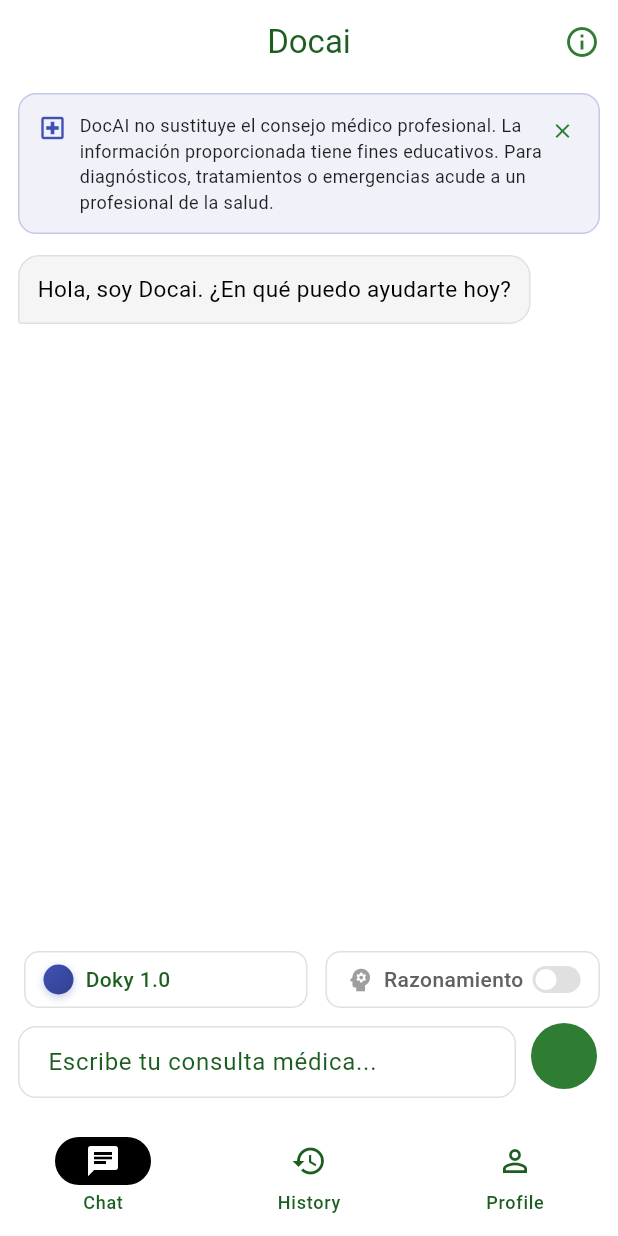
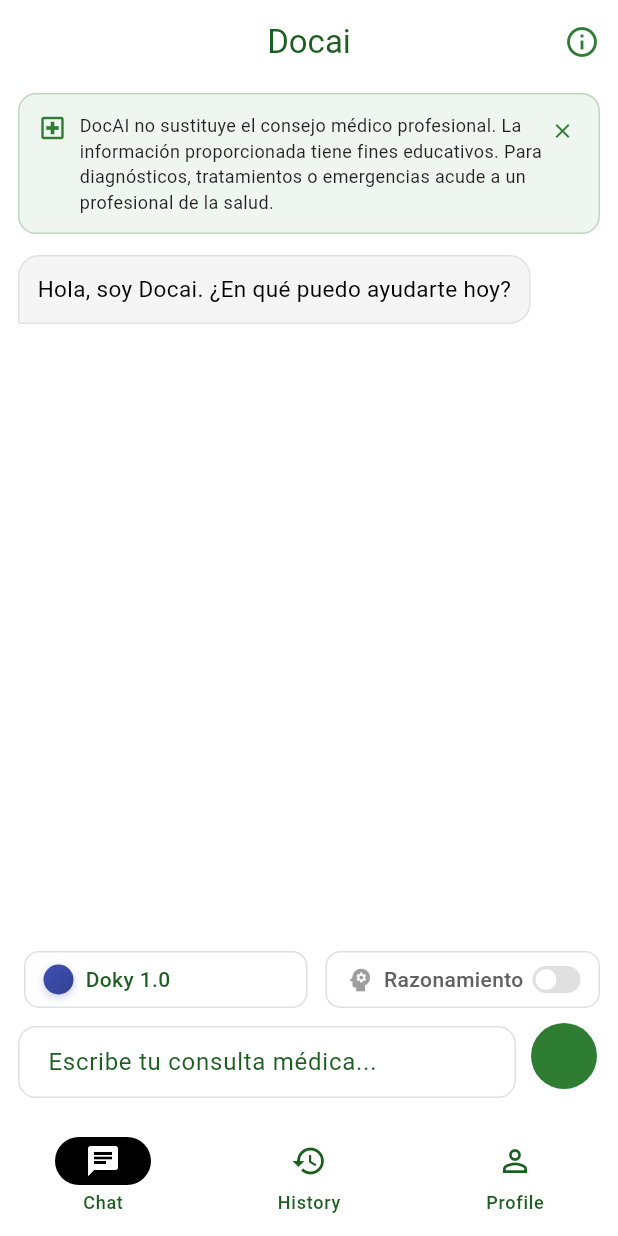
Before and after one commit to oriolgds/docai, a Flutter app: the screen it shows once a user with an empty profile is signed in, on a phone screen of 412 x 824 dp. Run offline on Flutter 3.47's test engine with Material 3 defaults, Android fonts, the phone set to English and light mode, and no system bars; drawn by our look-alikes of flutter_markdown; our stand-ins replace app_links, firebase_core, firebase_crashlytics, flutter_dotenv, google_sign_in, shared_preferences and 1 more; missing offline and left inert: dart:js_interop; accounts and stored records are empty; generated files the repository leaves out were written again.

Commit message:
feat: Update chat screen to use green health theme
- Replace hardcoded blue colors with theme-based green colors
- Update disclaimer and warning cards to use primary green
- Apply consistent green color scheme throughout UI elements
- Improve visual coherence with health/medical branding
- Maintain accessibility and readability standards

```diff
--- a/lib/screens/home/chat_screen.dart
+++ b/lib/screens/home/chat_screen.dart
@@ -11,6 +11,7 @@ import '../../models/chat_conversation.dart';
 import '../../models/user_preferences.dart';
 import '../../config/openrouter_config.dart';
 import '../../services/supabase_service.dart';
+import '../../theme/app_theme.dart';
 
 import 'personalization_screen.dart';
 import 'history_screen.dart';
@@ -343,9 +344,9 @@ class _ChatScreenState extends State<ChatScreen> {
 
       if (mounted) {
         ScaffoldMessenger.of(context).showSnackBar(
-          const SnackBar(
-            content: Text('Historial eliminado correctamente'),
-            backgroundColor: Colors.green,
+          SnackBar(
+            content: const Text('Historial eliminado correctamente'),
+            backgroundColor: Theme.of(context).colorScheme.primary,
           ),
         );
       }
@@ -544,7 +545,7 @@ class _ChatScreenState extends State<ChatScreen> {
                             gradient: LinearGradient(
                               colors: [
                                 brandColor(_selectedProfile.brand),
-                                Color.lerp(brandColor(_selectedProfile.brand), Colors.black, 0.2)!,
+                                Color.lerp(brandColor(_selectedProfile.brand), AppTheme.darkGreen, 0.2)!,
                               ],
                               begin: Alignment.topLeft,
                               end: Alignment.bottomRight,
@@ -572,7 +573,6 @@ class _ChatScreenState extends State<ChatScreen> {
                       Switch(
                         value: tempReasoning,
                         onChanged: (value) => setState(() => tempReasoning = value),
-                        activeColor: brandColor(_selectedProfile.brand),
                       ),
                     ],
                   ),
@@ -697,9 +697,9 @@ class _ChatScreenState extends State<ChatScreen> {
 
       if (mounted) {
         ScaffoldMessenger.of(context).showSnackBar(
-          const SnackBar(
-            content: Text('Sincronización completada'),
-            backgroundColor: Colors.green,
+          SnackBar(
+            content: const Text('Sincronización completada'),
+            backgroundColor: Theme.of(context).colorScheme.primary,
           ),
         );
       }
@@ -733,6 +733,7 @@ class _ChatScreenState extends State<ChatScreen> {
 
   @override
   Widget build(BuildContext context) {
+    final theme = Theme.of(context);
     final accent = brandColor(_selectedProfile.brand);
 
     return Scaffold(
@@ -797,14 +798,14 @@ class _ChatScreenState extends State<ChatScreen> {
                       margin: const EdgeInsets.fromLTRB(0, 0, 0, 8),
                       padding: const EdgeInsets.all(12),
                       decoration: BoxDecoration(
-                        color: accent.withOpacity(0.08),
+                        color: theme.colorScheme.primary.withOpacity(0.08),
                         borderRadius: BorderRadius.circular(12),
-                        border: Border.all(color: accent.withOpacity(0.25)),
+                        border: Border.all(color: theme.colorScheme.primary.withOpacity(0.25)),
                       ),
                       child: Row(
                         crossAxisAlignment: CrossAxisAlignment.start,
                         children: [
-                          Icon(Icons.local_hospital_outlined, color: accent, size: 20),
+                          Icon(Icons.local_hospital_outlined, color: theme.colorScheme.primary, size: 20),
                           const SizedBox(width: 8),
                           Expanded(
                             child: Text(
@@ -836,26 +837,26 @@ class _ChatScreenState extends State<ChatScreen> {
                       padding: const EdgeInsets.all(14),
                       decoration: BoxDecoration(
                         gradient: LinearGradient(
-                          colors: [Colors.blue.shade50, Colors.blue.shade100],
+                          colors: [theme.colorScheme.primary.withOpacity(0.1), theme.colorScheme.primary.withOpacity(0.2)],
                           begin: Alignment.topLeft,
                           end: Alignment.bottomRight,
                         ),
                         borderRadius: BorderRadius.circular(12),
-                        border: Border.all(color: Colors.blue.shade300),
+                        border: Border.all(color: theme.colorScheme.primary.withOpacity(0.3)),
                       ),
                       child: Column(
                         crossAxisAlignment: CrossAxisAlignment.start,
                         children: [
                           Row(
                             children: [
-                              Icon(Icons.tune, color: Colors.blue.shade700, size: 20),
+                              Icon(Icons.tune, color: theme.colorScheme.primary, size: 20),
                               const SizedBox(width: 8),
                               Text(
                                 'Personaliza tu experiencia',
                                 style: TextStyle(
                                   fontSize: 14,
                                   fontWeight: FontWeight.bold,
-                                  color: Colors.blue.shade700,
+                                  color: theme.colorScheme.primary,
                                 ),
                               ),
                               const Spacer(),
@@ -877,7 +878,7 @@ class _ChatScreenState extends State<ChatScreen> {
                             'Para ofrecerte recomendaciones más precisas, configura tus preferencias médicas, alergias y condiciones.',
                             style: TextStyle(
                               fontSize: 12,
-                              color: Colors.blue.shade800,
+                              color: theme.colorScheme.onSurface,
                             ),
                           ),
                           const SizedBox(height: 10),
@@ -892,7 +893,7 @@ class _ChatScreenState extends State<ChatScreen> {
                                 child: Text(
                                   'Ahora no',
                                   style: TextStyle(
-                                    color: Colors.blue.shade600,
+                                    color: theme.colorScheme.primary,
                                     fontSize: 12,
                                   ),
                                 ),
@@ -913,7 +914,7 @@ class _ChatScreenState extends State<ChatScreen> {
                                   }
                                 },
                                 style: ElevatedButton.styleFrom(
-                                  backgroundColor: Colors.blue.shade700,
+                                  backgroundColor: theme.colorScheme.primary,
                                   foregroundColor: Colors.white,
                                   padding: const EdgeInsets.symmetric(horizontal: 12, vertical: 6),
                                 ),
```
